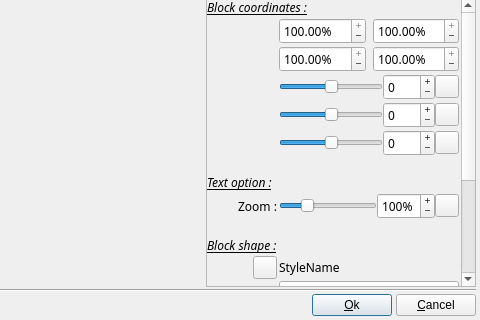
First picture: the form in src/ffDiaporama/DlgSlide/DlgImageComposer.ui, repository boenki/ffdiaporama, before the edit; both pictures show x 188 to 668 and y 154 to 474 of the 668 by 474 pixel window.
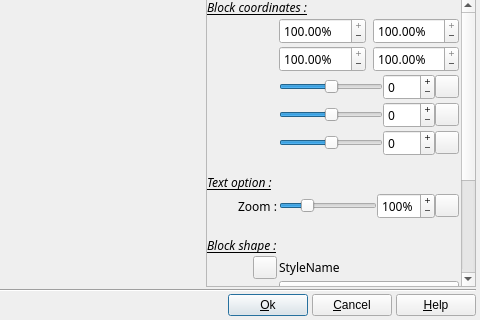
Second picture: the form after the edit. Icons and pictures are not drawn. Custom widgets are drawn as their Qt base class.

Patch:
```diff
--- a/src/ffDiaporama/DlgSlide/DlgImageComposer.ui
+++ b/src/ffDiaporama/DlgSlide/DlgImageComposer.ui
@@ -1978,6 +1978,20 @@
        </property>
       </widget>
      </item>
+     <item>
+      <widget class="QPushButton" name="HelpBt">
+       <property name="toolTip">
+        <string>Show help about this dialogue box</string>
+       </property>
+       <property name="text">
+        <string>&amp;Help</string>
+       </property>
+       <property name="icon">
+        <iconset resource="../../../RSCffDiaporama.qrc">
+         <normaloff>:/img/help.png</normaloff>:/img/help.png</iconset>
+       </property>
+      </widget>
+     </item>
     </layout>
    </item>
   </layout>
```
Left out of the diff: 73 changed lines with no effect on the pictures.
